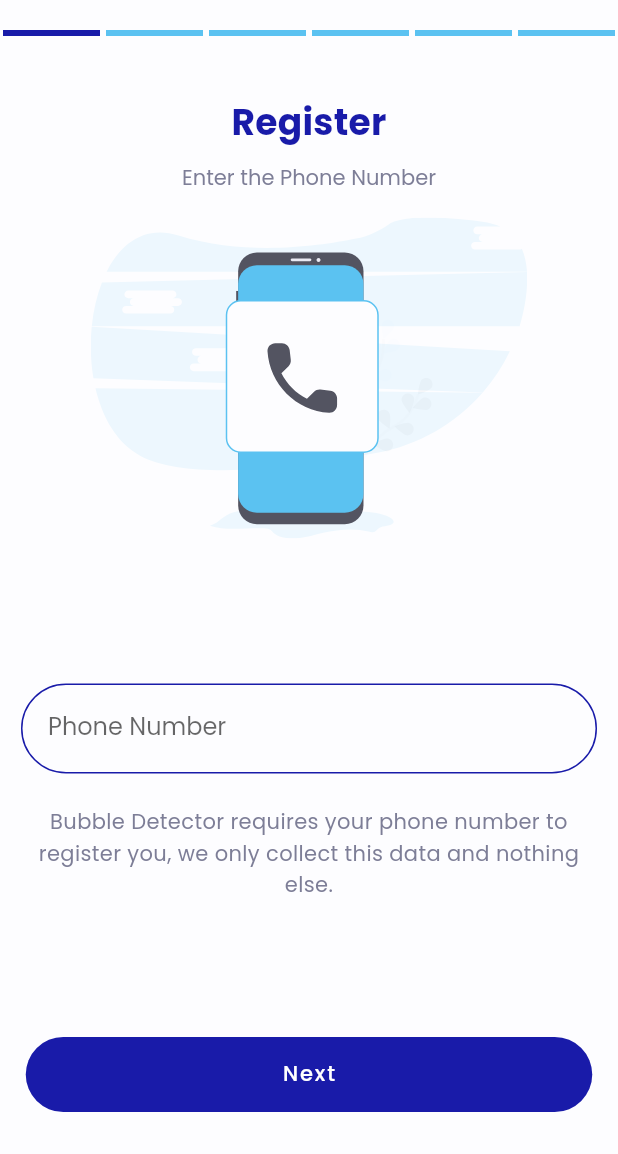
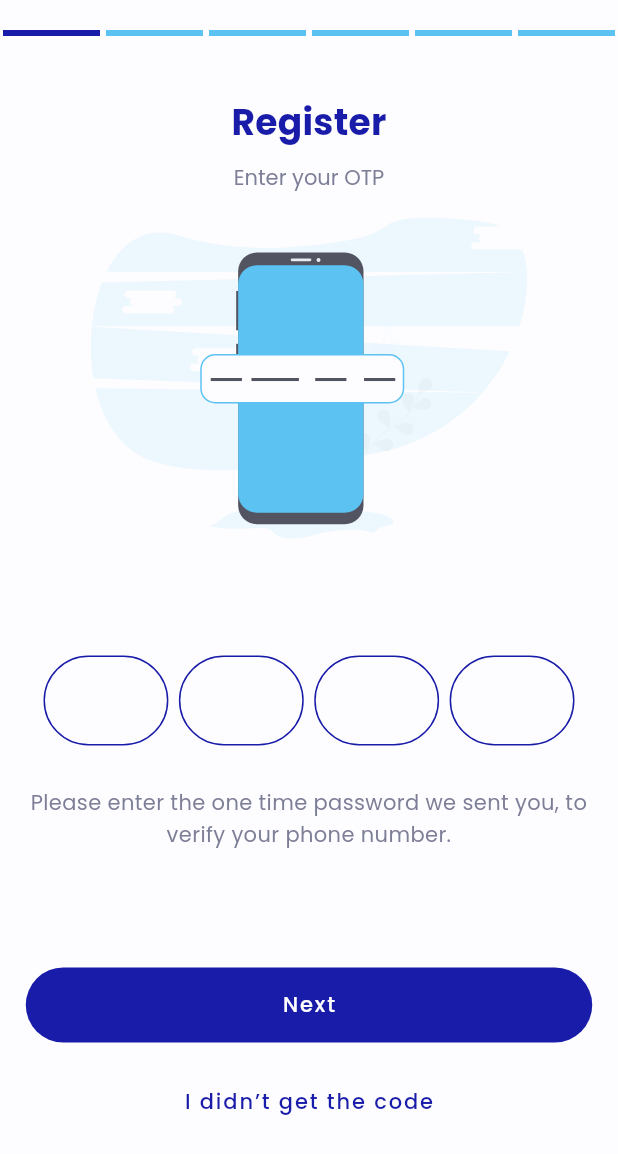
Before and after one commit to anjuchamantha/COVID19-Bubble-Detector, a Flutter app: the screen it shows after launch, on a phone screen of 412 x 824 dp. Shown: the top 1154 px of the screen. Run offline on Flutter 3.47's test engine with Material 2 defaults, Android fonts, the phone set to English and light mode, and no system bars; drawn by our look-alikes of step_progress_indicator; our stand-ins replace firebase_auth, firebase_core, flutter_svg, get; accounts and stored records are empty.

Commit message:
otp enter done

```diff
--- /dev/null
+++ b/bubble_detector/lib/views/pages/Landing/landing_otp.dart
@@ -0,0 +1,68 @@
+import 'package:bubble_detector/views/widgets/landin_page_body_text.dart';
+import 'package:bubble_detector/views/widgets/landing_page_button.dart';
+import 'package:bubble_detector/views/widgets/landing_page_textfield.dart';
+import 'package:flutter/material.dart';
+import 'package:flutter_svg/svg.dart';
+
+class LandingOtp extends StatelessWidget {
+  const LandingOtp({Key? key}) : super(key: key);
+
+  @override
+  Widget build(BuildContext context) {
+    return Column(
+      children: [
+        Padding(
+          padding: const EdgeInsets.all(8.0),
+          child: Text('Enter your OTP'),
+        ),
+        Padding(
+          padding: const EdgeInsets.only(top: 8.0),
+          child: SvgPicture.asset('images/phone_otp.svg'),
+        ),
+        Spacer(),
+        Padding(
+          padding: const EdgeInsets.all(14.0),
+          child: Row(
+            children: [
+              SizedBox(width: 15),
+              Expanded(child: LandingPageTextField()),
+              SizedBox(width: 7),
+              Expanded(child: LandingPageTextField()),
+              SizedBox(width: 7),
+              Expanded(child: LandingPageTextField()),
+              SizedBox(width: 7),
+              Expanded(child: LandingPageTextField()),
+              SizedBox(width: 15),
+            ],
+          ),
+        ),
+        Padding(
+          padding: const EdgeInsets.all(14.0),
+          child: LandingPageBodyText(
+            text:
+                'Please enter the one time password we sent you, to verify your phone number.',
+          ),
+        ),
+        Spacer(),
+        LandingPageButton(
+          text: 'Next',
+          onPressed: () {},
+        ),
+        SizedBox(
+          height: 15,
+        ),
+        LandingPageButton(
+          secondary: true,
+          text: 'I didn’t get the code',
+          onPressed: () {},
+        ),
+        /* Divider(),
+        LandingPageButton(
+          text: 'Next',
+          onPressed: () {},
+        ), */
+        Spacer(),
+      ],
+    );
+  }
+}
--- a/bubble_detector/lib/views/pages/Landing/landing_outer.dart
+++ b/bubble_detector/lib/views/pages/Landing/landing_outer.dart
@@ -1,3 +1,4 @@
+import 'package:bubble_detector/views/pages/Landing/landing_otp.dart';
 import 'package:flutter/material.dart';
 import 'package:flutter_svg/flutter_svg.dart';
 
@@ -5,6 +6,7 @@ import '../../widgets/landin_page_body_text.dart';
 import '../../widgets/landing_page_button.dart';
 import '../../widgets/landing_page_textfield.dart';
 import '../../widgets/landing_step_progress.dart';
+import 'landing_phone_number.dart';
 
 class LandingOuter extends StatelessWidget {
   const LandingOuter({Key? key}) : super(key: key);
@@ -31,36 +33,7 @@ class LandingOuter extends StatelessWidget {
               ),
             ),
             Expanded(
-              child: Column(
-                children: [
-                  Padding(
-                    padding: const EdgeInsets.all(8.0),
-                    child: Text('Enter the Phone Number'),
-                  ),
-                  Padding(
-                    padding: const EdgeInsets.only(top: 8.0),
-                    child: SvgPicture.asset('images/phone_phone.svg'),
-                  ),
-                  Spacer(),
-                  Padding(
-                    padding: const EdgeInsets.all(14.0),
-                    child: LandingPageTextField(),
-                  ),
-                  Padding(
-                    padding: const EdgeInsets.all(8.0),
-                    child: LandingPageBodyText(
-                      text:
-                          'Bubble Detector requires your phone number to register you, we only collect this data and nothing else.',
-                    ),
-                  ),
-                  Spacer(),
-                  LandingPageButton(
-                    text: 'Next',
-                    onPressed: () {},
-                  ),
-                  Spacer(),
-                ],
-              ),
+              child: LandingOtp(),
             ),
           ],
         ),
--- a/bubble_detector/lib/views/widgets/landing_page_button.dart
+++ b/bubble_detector/lib/views/widgets/landing_page_button.dart
@@ -1,3 +1,5 @@
+import 'dart:ui';
+
 import 'package:flutter/material.dart';
 
 /// This is the Theme for the Buttons in the Landing Pages
@@ -5,12 +7,14 @@ import 'package:flutter/material.dart';
 /// Width - Total Width
 /// Use it any other place if needed
 class LandingPageButton extends StatelessWidget {
+  final bool secondary;
   final String text;
   final Function onPressed;
   const LandingPageButton({
     Key? key,
     required this.text,
     required this.onPressed,
+    this.secondary = false,
   }) : super(key: key);
 
   @override
@@ -19,8 +23,18 @@ class LandingPageButton extends StatelessWidget {
       width: 11 * MediaQuery.of(context).size.width / 12,
       height: 50,
       child: ElevatedButton(
+        style: secondary
+            ? ElevatedButton.styleFrom(
+                primary: Theme.of(context).backgroundColor,
+              )
+            : null,
         onPressed: () {},
-        child: Text(this.text),
+        child: Text(
+          this.text,
+          style: secondary
+              ? TextStyle(color: Theme.of(context).primaryColor)
+              : null,
+        ),
       ),
     );
   }
--- a/bubble_detector/lib/views/widgets/landing_page_textfield.dart
+++ b/bubble_detector/lib/views/widgets/landing_page_textfield.dart
@@ -2,8 +2,16 @@ import 'package:flutter/material.dart';
 import 'package:flutter/services.dart';
 
 class LandingPageTextField extends StatelessWidget {
+  final String hintText;
+  final String labelText;
+  final int maxLength;
+  final TextAlign textAlign;
   const LandingPageTextField({
     Key? key,
+    this.hintText = '',
+    this.labelText = '',
+    this.maxLength = 1,
+    this.textAlign = TextAlign.center,
   }) : super(key: key);
 
   @override
@@ -31,13 +39,14 @@ class LandingPageTextField extends StatelessWidget {
           borderSide: BorderSide(color: Colors.orangeAccent),
         ),
         contentPadding: EdgeInsets.all(18),
-        hintText: '07xxxxxxxx',
-        labelText: 'Phone Number',
+        hintText: hintText,
+        labelText: labelText,
       ),
       inputFormatters: [
-        LengthLimitingTextInputFormatter(10),
+        LengthLimitingTextInputFormatter(maxLength),
         FilteringTextInputFormatter.digitsOnly,
       ],
+      textAlign: textAlign,
       keyboardType: TextInputType.numberWithOptions(decimal: true),
     );
   }
```
Also changed, not shown: bubble_detector/lib/controllers/landing_controller.dart (added, +7 -0 lines), bubble_detector/lib/views/pages/Landing/landing_phone_number.dart (added, +45 -0 lines), bubble_detector/images/phone_otp.svg (added), bubble_detector/lib/bindings/landing_binding.dart (added).
